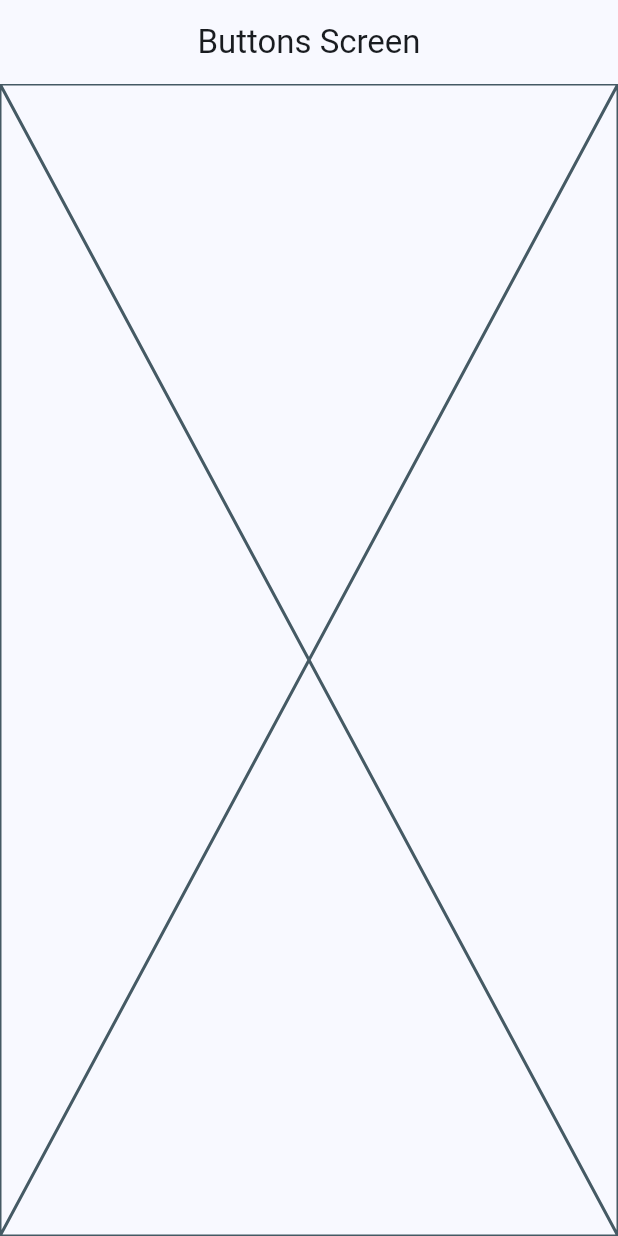
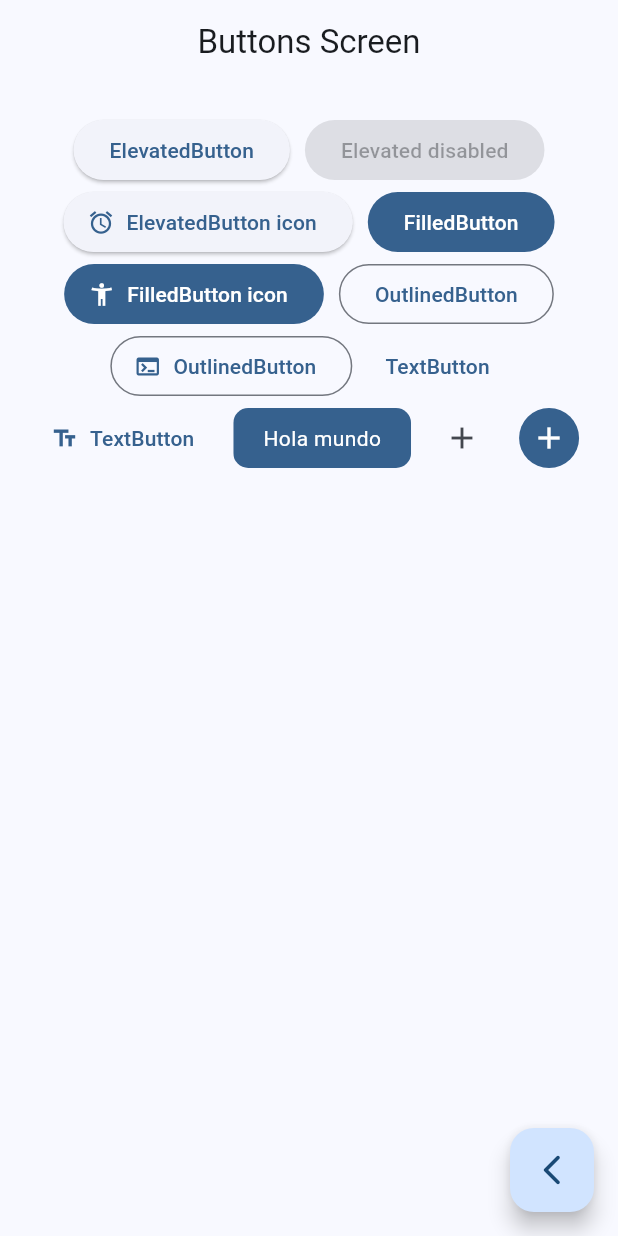
Before and after one commit to martynvalenz/flutter-widgets, a Flutter app: the ButtonsScreen screen opened by its route, on a phone screen of 412 x 824 dp. Run offline on Flutter 3.47's test engine with Material 2 defaults, Android fonts, the phone set to English and light mode, and no system bars; our stand-ins replace go_router.

Commit message:
botton screen finish

```diff
--- a/lib/config/menu/menu_items.dart
+++ b/lib/config/menu/menu_items.dart
@@ -18,13 +18,13 @@ const appMenuItems = <MenuItem>[
   MenuItem(
     title: 'Botones',
     subTitle: 'Varios botones en Flutter',
-    link: '/buttons',
+    link: 'Buttons',
     icon: Icons.smart_button_outlined
   ),
   MenuItem(
     title: 'Tarjetas',
     subTitle: 'Un contenedor estilizado',
-    link: '/cards',
+    link: 'Cards',
     icon: Icons.credit_card
   ),
 ];
--- a/lib/presentation/screens/buttons/buttons_screen.dart
+++ b/lib/presentation/screens/buttons/buttons_screen.dart
@@ -1,4 +1,5 @@
 import 'package:flutter/material.dart';
+import 'package:go_router/go_router.dart';
 
 class ButtonsScreen extends StatelessWidget {
   static const String name = 'Buttons';
@@ -10,7 +11,109 @@ class ButtonsScreen extends StatelessWidget {
       appBar: AppBar(
         title: const Text('Buttons Screen'),
       ),
-      body: const Placeholder(),
+      body: const _ButtonsView(),
+      floatingActionButton: FloatingActionButton(
+        onPressed: () {
+          context.pop();
+        },
+        child: const Icon(Icons.arrow_back_ios_new_rounded),
+      ),
     );
   }
 }
+
+class _ButtonsView extends StatelessWidget {
+  const _ButtonsView();
+
+  @override
+  Widget build(BuildContext context) {
+    final color = Theme.of(context).colorScheme;
+    return SizedBox(
+      width: double.infinity,
+      child: Padding(
+        padding: const EdgeInsets.symmetric(horizontal: 10, vertical: 20),
+        child:Wrap(
+          spacing: 10,
+          crossAxisAlignment: WrapCrossAlignment.center,
+          alignment: WrapAlignment.center,
+          children: [
+            ElevatedButton(
+              onPressed: () {},
+              child: const Text('ElevatedButton'),
+            ),
+            const ElevatedButton(
+              onPressed: null,
+              child: Text('Elevated disabled'),
+            ),
+            ElevatedButton.icon(onPressed: (){}, icon: const Icon(Icons.access_alarm_outlined), label: const Text('ElevatedButton icon')),
+            FilledButton(
+              onPressed: () {},
+              child: const Text('FilledButton'),
+            ),
+            FilledButton.icon(
+              onPressed: (){},
+              icon: const Icon(Icons.accessibility_new),
+              label: const Text('FilledButton icon'),
+            ),
+            OutlinedButton(
+              onPressed: () {},
+              child: const Text('OutlinedButton'),
+            ),
+            OutlinedButton.icon(
+              onPressed: () {},
+              icon:const Icon(Icons.terminal),
+              label: const Text('OutlinedButton'),
+            ),
+            TextButton(
+              onPressed: () {},
+              child: const Text('TextButton'),
+            ),
+            TextButton.icon(
+              onPressed: () {},
+              icon: const Icon(Icons.text_fields),
+              label: const Text('TextButton'),
+            ),
+            const CustomButton(),
+            IconButton(
+              onPressed: () {},
+              icon: const Icon(Icons.add),
+            ),
+            IconButton(
+              onPressed: () {},
+              icon: const Icon(Icons.add),
+              style: ButtonStyle(
+                backgroundColor: MaterialStateProperty.all(color.primary),
+                foregroundColor: MaterialStateProperty.all(Colors.white),
+                shape: MaterialStateProperty.all(
+                  const CircleBorder(),
+                ),
+              ),
+            ),
+          ],
+        )
+      ),
+    );
+  }
+}
+
+class CustomButton extends StatelessWidget {
+  const CustomButton({super.key});
+
+  @override
+  Widget build(BuildContext context) {
+    final colors = Theme.of(context).colorScheme;
+    return ClipRRect(
+      borderRadius: BorderRadius.circular(10),
+      child: Material(
+        color: colors.primary,
+        child: InkWell(
+          onTap: () {},
+          child: const Padding(
+            padding: EdgeInsets.symmetric(horizontal: 20, vertical: 10),
+            child: Text('Hola mundo', style:TextStyle(color: Colors.white)),
+          ),
+        ),
+      ),
+    );
+  }
+}
```
Also changed, not shown: 1 other file.
